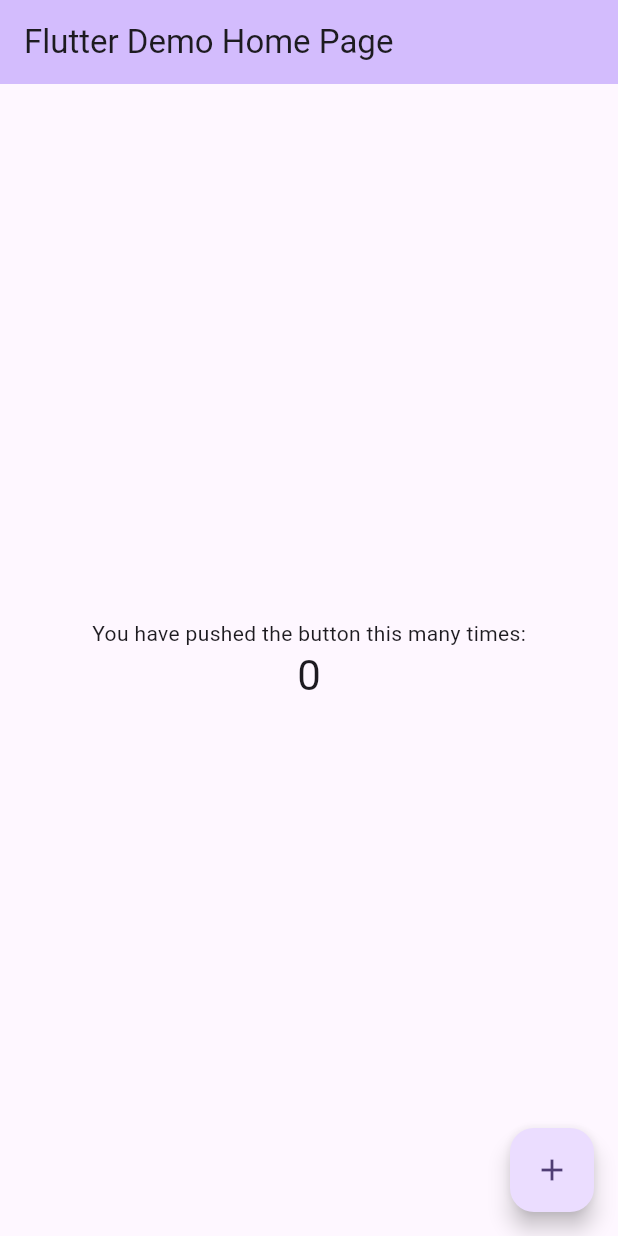
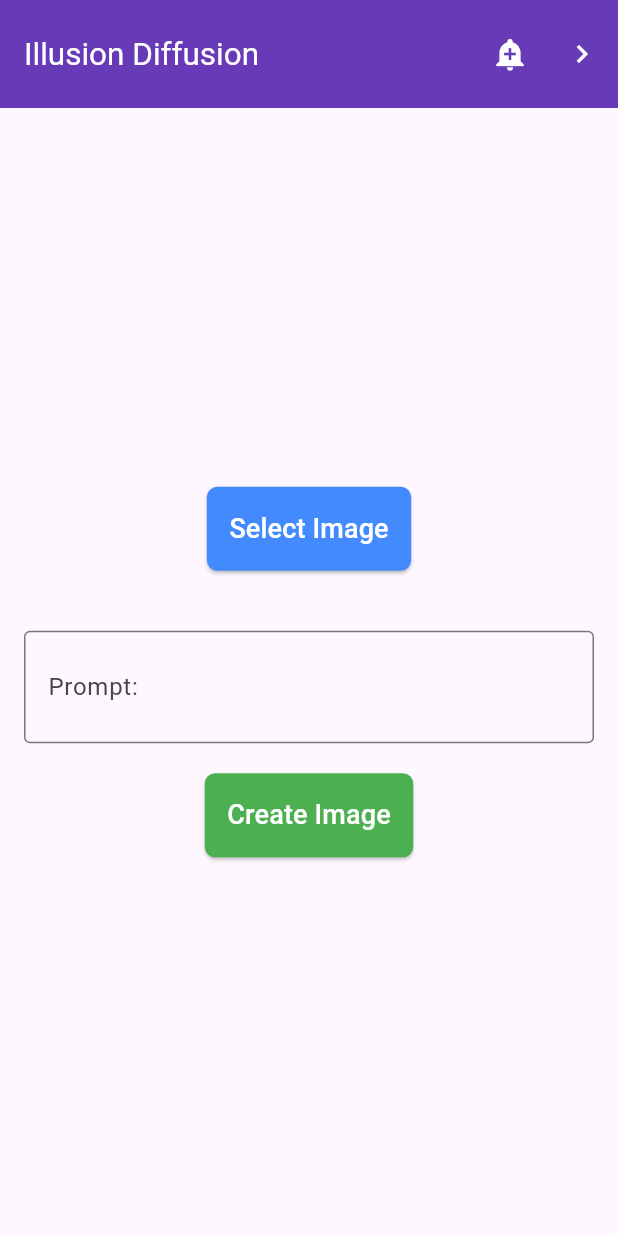
Before and after one commit to xrwy/illusion_diffusion, a Flutter app: the screen it shows after launch, on a phone screen of 412 x 824 dp. Run offline on Flutter 3.47's test engine with Material 2 defaults, Android fonts, the phone set to English and light mode, and no system bars; our stand-ins replace image_picker.

Commit message:
some updates

```diff
--- a/lib/main.dart
+++ b/lib/main.dart
@@ -1,4 +1,5 @@
 import 'package:flutter/material.dart';
+import 'package:illusion_diffusion/pages/illusion_diffusion.dart';
 
 void main() {
   runApp(const MyApp());
@@ -7,119 +8,15 @@ void main() {
 class MyApp extends StatelessWidget {
   const MyApp({super.key});
 
-  // This widget is the root of your application.
   @override
   Widget build(BuildContext context) {
     return MaterialApp(
       title: 'Flutter Demo',
       theme: ThemeData(
-        // This is the theme of your application.
-        //
-        // TRY THIS: Try running your application with "flutter run". You'll see
-        // the application has a blue toolbar. Then, without quitting the app,
-        // try changing the seedColor in the colorScheme below to Colors.green
-        // and then invoke "hot reload" (save your changes or press the "hot
-        // reload" button in a Flutter-supported IDE, or press "r" if you used
-        // the command line to start the app).
-        //
-        // Notice that the counter didn't reset back to zero; the application
-        // state is not lost during the reload. To reset the state, use hot
-        // restart instead.
-        //
-        // This works for code too, not just values: Most code changes can be
-        // tested with just a hot reload.
         colorScheme: ColorScheme.fromSeed(seedColor: Colors.deepPurple),
         useMaterial3: true,
       ),
-      home: const MyHomePage(title: 'Flutter Demo Home Page'),
+      home: const IllusionDiffusion(),
     );
   }
 }
-
-class MyHomePage extends StatefulWidget {
-  const MyHomePage({super.key, required this.title});
-
-  // This widget is the home page of your application. It is stateful, meaning
-  // that it has a State object (defined below) that contains fields that affect
-  // how it looks.
-
-  // This class is the configuration for the state. It holds the values (in this
-  // case the title) provided by the parent (in this case the App widget) and
-  // used by the build method of the State. Fields in a Widget subclass are
-  // always marked "final".
-
-  final String title;
-
-  @override
-  State<MyHomePage> createState() => _MyHomePageState();
-}
-
-class _MyHomePageState extends State<MyHomePage> {
-  int _counter = 0;
-
-  void _incrementCounter() {
-    setState(() {
-      // This call to setState tells the Flutter framework that something has
-      // changed in this State, which causes it to rerun the build method below
-      // so that the display can reflect the updated values. If we changed
-      // _counter without calling setState(), then the build method would not be
-      // called again, and so nothing would appear to happen.
-      _counter++;
-    });
-  }
-
-  @override
-  Widget build(BuildContext context) {
-    // This method is rerun every time setState is called, for instance as done
-    // by the _incrementCounter method above.
-    //
-    // The Flutter framework has been optimized to make rerunning build methods
-    // fast, so that you can just rebuild anything that needs updating rather
-    // than having to individually change instances of widgets.
-    return Scaffold(
-      appBar: AppBar(
-        // TRY THIS: Try changing the color here to a specific color (to
-        // Colors.amber, perhaps?) and trigger a hot reload to see the AppBar
-        // change color while the other colors stay the same.
-        backgroundColor: Theme.of(context).colorScheme.inversePrimary,
-        // Here we take the value from the MyHomePage object that was created by
-        // the App.build method, and use it to set our appbar title.
-        title: Text(widget.title),
-      ),
-      body: Center(
-        // Center is a layout widget. It takes a single child and positions it
-        // in the middle of the parent.
-        child: Column(
-          // Column is also a layout widget. It takes a list of children and
-          // arranges them vertically. By default, it sizes itself to fit its
-          // children horizontally, and tries to be as tall as its parent.
-          //
-          // Column has various properties to control how it sizes itself and
-          // how it positions its children. Here we use mainAxisAlignment to
-          // center the children vertically; the main axis here is the vertical
-          // axis because Columns are vertical (the cross axis would be
-          // horizontal).
-          //
-          // TRY THIS: Invoke "debug painting" (choose the "Toggle Debug Paint"
-          // action in the IDE, or press "p" in the console), to see the
-          // wireframe for each widget.
-          mainAxisAlignment: MainAxisAlignment.center,
-          children: <Widget>[
-            const Text(
-              'You have pushed the button this many times:',
-            ),
-            Text(
-              '$_counter',
-              style: Theme.of(context).textTheme.headlineMedium,
-            ),
-          ],
-        ),
-      ),
-      floatingActionButton: FloatingActionButton(
-        onPressed: _incrementCounter,
-        tooltip: 'Increment',
-        child: const Icon(Icons.add),
-      ), // This trailing comma makes auto-formatting nicer for build methods.
-    );
-  }
-}
--- /dev/null
+++ b/lib/pages/illusion_diffusion.dart
@@ -0,0 +1,281 @@
+import 'package:flutter/material.dart';
+import 'package:illusion_diffusion/api/api.dart';
+import 'package:flutter/services.dart';
+import 'package:image_picker/image_picker.dart';
+import 'dart:io';
+import 'package:image/image.dart' as img;
+
+
+class IllusionDiffusion extends StatefulWidget {
+  const IllusionDiffusion({super.key});
+
+  @override
+  State<StatefulWidget> createState() {
+    return IllusionDiffusionState();
+  }
+}
+
+class IllusionDiffusionState extends State<IllusionDiffusion> {
+  final TextEditingController _userPrompt = TextEditingController();
+
+  String userPrompt = "";
+  File? pingImageResult;
+  Uint8List? _convertedBytes;
+
+
+  circularProgressIndicator() {
+    return Container(
+      margin: const EdgeInsets.only(top: 60.0),
+      child: const CircularProgressIndicator(),
+    );
+  }
+
+  snapShotHasError(snapshot) {
+    Center(
+        child: Container(
+          padding: const EdgeInsets.all(20.0),
+          decoration: const BoxDecoration(
+              color: Colors.red,
+              borderRadius: BorderRadius.all(Radius.circular(8.0))),
+          child: Container(
+            margin: null,
+            child: Column(
+              children: [
+                const Text(
+                  'Error',
+                  style: TextStyle(
+                      fontSize: 20.0,
+                      color: Colors.white,
+                      fontWeight: FontWeight.w700),
+                ),
+                const SizedBox(height: 10.0),
+                Text(
+                  '${snapshot.error}',
+                  style: const TextStyle(fontSize: 20.0, color: Colors.white),
+                )
+              ],
+            ),
+          ),
+        ));
+  }
+
+  Future selectImage() async {
+    try {
+      final image = await ImagePicker().pickImage(source: ImageSource.gallery);
+      if (image == null) return;
+      final File imageTemp = File(image.path);
+      setState(() => pingImageResult = imageTemp);
+
+      _convertImageToGrayScale();
+
+    } on PlatformException catch (e) {
+      throw Exception(e.toString());
+    }
+  }
+
+  _convertImageToGrayScale() async {
+    if(pingImageResult != null){
+      File imageFile = File(pingImageResult!.path);
+      Uint8List bytesList = await imageFile.readAsBytes();
+
+      final ByteData data = ByteData.sublistView(bytesList);
+      List<int> bytes = data.buffer.asUint8List();
+      img.Image? image = img.decodeImage(Uint8List.fromList(bytes));
+      img.grayscale(image!);
+      _convertedBytes = Uint8List.fromList(img.encodeJpg(image));
+
+      setState(() {}); // Ekranı yeniden inşa et
+    }
+  }
+
+  @override
+  Widget build(BuildContext context) {
+    return Scaffold(
+      appBar: AppBar(
+        title: const Text(
+          'Illusion Diffusion',
+          style: TextStyle(fontSize: 21.0),
+        ),
+        actions: <Widget>[
+          IconButton(
+            icon: const Icon(Icons.add_alert),
+            tooltip: 'Show Snackbar',
+            onPressed: () {
+              ScaffoldMessenger.of(context).showSnackBar(
+                  const SnackBar(content: Text('This is a snackbar')));
+            },
+          ),
+          IconButton(
+            icon: const Icon(Icons.navigate_next),
+            tooltip: 'Go to the next page',
+            onPressed: () {
+              Navigator.push(context, MaterialPageRoute<void>(
+                builder: (BuildContext context) {
+                  return Scaffold(
+                    appBar: AppBar(
+                      title: const Text('Next Page'),
+                      backgroundColor: Colors.blueAccent,
+                    ),
+                    body: const Center(
+                      child: Text(
+                        'This is the next page',
+                        style: TextStyle(fontSize: 24),
+                      ),
+                    ),
+                  );
+                },
+              ));
+            },
+          ),
+        ],
+        backgroundColor: Colors.deepPurple,
+        foregroundColor: Colors.white,
+        toolbarHeight: 72.0,
+      ),
+      body: Container(
+          margin: const EdgeInsets.only(top: 30.0),
+          child: Align(
+              alignment: Alignment.center,
+              child: SingleChildScrollView(
+                child: Column(
+                  crossAxisAlignment: CrossAxisAlignment.start,
+                  children: [
+                    pingImageResult != null && _convertedBytes != null
+                        ? Container(
+                      padding: const EdgeInsets.all(18.0),
+                      child: Column(
+                        children: [
+                          Align(
+                              alignment: Alignment.center,
+                              child: Image.memory(
+                                _convertedBytes!,
+                                height: 350.0,
+                              )),
+                          const SizedBox(
+                            height: 10.0,
+                          ),
+                        ],
+                      ),
+                    )
+                        : const SizedBox(),
+                    Align(
+                        alignment: Alignment.center,
+                        heightFactor: 1.0,
+                        child: ElevatedButton(
+                          style: ButtonStyle(
+                            foregroundColor:
+                            MaterialStateProperty.all<Color>(Colors.white),
+                            backgroundColor: MaterialStateProperty.all<Color>(
+                                Colors.blueAccent),
+                            shape: MaterialStateProperty.all<
+                                RoundedRectangleBorder>(
+                                const RoundedRectangleBorder(
+                                  borderRadius:
+                                  BorderRadius.all(Radius.circular(7.0)),
+                                )),
+                            padding: MaterialStateProperty.resolveWith<
+                                EdgeInsetsGeometry>(
+                                  (Set<MaterialState> states) {
+                                return const EdgeInsets.all(15);
+                              },
+                            ),
+                          ),
+                          onPressed: () {
+                            selectImage();
+                          },
+                          child: const Text(
+                            'Select Image',
+                            style: TextStyle(
+                              color: Colors.white,
+                              fontWeight: FontWeight.w500,
+                              fontSize: 18.0,
+                            ),
+                          ),
+                        )),
+                    const SizedBox(
+                      height: 40.0,
+                    ),
+                    Padding(
+                      padding: const EdgeInsets.symmetric(horizontal: 16.0),
+                      child: TextField(
+                        controller: _userPrompt,
+                        style: const TextStyle(fontSize: 18.0),
+                        decoration: const InputDecoration(
+                          contentPadding: EdgeInsets.only(
+                              top: 24.0, right: 12.0, bottom: 24.0, left: 12.0),
+                          labelText: "Prompt:",
+                          border: OutlineInputBorder(),
+                        ),
+                      ),
+                    ),
+                    const SizedBox(
+                      height: 20.0,
+                    ),
+                    Align(
+                        alignment: Alignment.center,
+                        child: ElevatedButton(
+                            style: ButtonStyle(
+                              foregroundColor: MaterialStateProperty.all<Color>(
+                                  Colors.white),
+                              backgroundColor: MaterialStateProperty.all<Color>(
+                                  Colors.green),
+                              shape: MaterialStateProperty.all<
+                                  RoundedRectangleBorder>(
+                                  const RoundedRectangleBorder(
+                                    borderRadius:
+                                    BorderRadius.all(Radius.circular(7.0)),
+                                  )),
+                              padding: MaterialStateProperty.resolveWith<
+                                  EdgeInsetsGeometry>(
+                                    (Set<MaterialState> states) {
+                                  return const EdgeInsets.all(15);
+                                },
+                              ),
+                            ),
+                            onPressed: () {
+                              if (_userPrompt.text.isNotEmpty) {
+                                setState(() {
+                                  userPrompt = _userPrompt.text;
+                                });
+                              } else {
+                                ScaffoldMessenger.of(context)
+                                    .showSnackBar(const SnackBar(
+                                  content: Text('The Input Field is Mandatory'),
+                                  backgroundColor: Colors.red,
+                                ));
+                              }
+                            },
+                            child: const Text("Create Image",
+                                style: TextStyle(fontSize: 18)))),
+                    const SizedBox(height: 30.0,),
+                    userPrompt.isNotEmpty && pingImageResult != null && _convertedBytes != null
+                        ? FutureBuilder<String>(
+                        future: Api.makePostRequest(pingImageResult!, userPrompt),
+                        builder: (context, AsyncSnapshot<String> snapshot) {
+                          if (snapshot.connectionState ==
+                              ConnectionState.waiting) {
+                            return Align(
+                              alignment: Alignment.center,
+                              child: Container(margin: const EdgeInsets.only(bottom:30.0), child: circularProgressIndicator(),),);
+                          } else if (snapshot.hasError) {
+                            return Container(height: 150.0, child: snapShotHasError(snapshot),);
+                          } else {
+                            return Container(
+                                padding: const EdgeInsets.all(18.0),
+                                child: Align(
+                                    alignment: Alignment.center,
+                                    child: Container(
+                                        margin: const EdgeInsets.only(
+                                            top: 30.0),
+                                        child: Image.network(
+                                            snapshot.data!)))
+                            );
+                          }
+                        })
+                        : const SizedBox(),
+                  ],
+                ),
+              ))),
+    );
+  }
+}
```
Also changed, not shown: lib/api/api.dart (added, +107 -0 lines), pubspec.yaml (+5 -68 lines), 1 other file.
